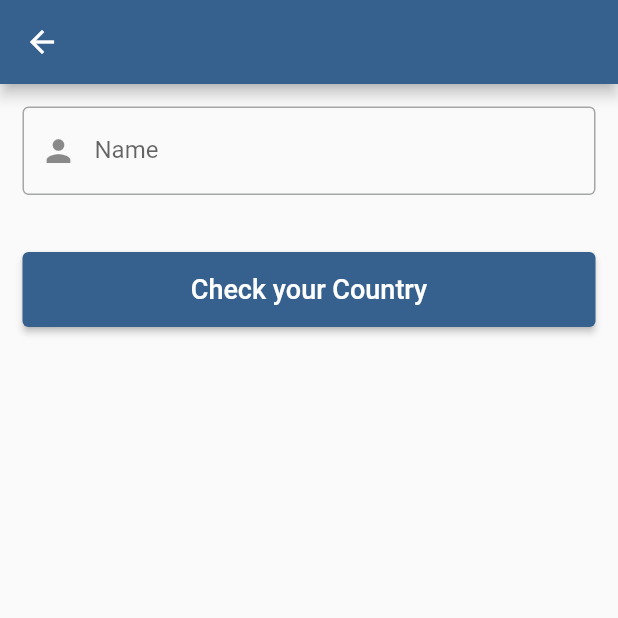
After one commit to KishorKatuwal/tryingNewThings, a Flutter app: the CountryScreen screen opened by its route, on a phone screen of 412 x 824 dp, the top half of it. The commit adds this screen. Run offline on Flutter 3.47's test engine with Material 2 defaults, Android fonts, the phone set to English and light mode, and no system bars; our stand-ins replace flutter_local_notifications, flutter_map, flutter_riverpod, latlong2, webview_flutter; missing offline and left inert: advance_pdf_viewer2, onesignal_flutter; accounts and stored records are empty; network calls fail.

Commit message:
changes made

```diff
--- a/lib/common/custom_button.dart
+++ b/lib/common/custom_button.dart
@@ -2,7 +2,7 @@ import 'package:flutter/material.dart';
 
 class CustomButton extends StatelessWidget {
   final String text;
-  final VoidCallback onTap;
+  final Function()? onTap;
   final Color? color;
   final bool isLoading;
 
--- /dev/null
+++ b/lib/features/country/country_model.dart
@@ -0,0 +1,49 @@
+import 'dart:convert';
+
+CountryModel countryModelFromJson(String str) => CountryModel.fromJson(json.decode(str));
+
+String countryModelToJson(CountryModel data) => json.encode(data.toJson());
+
+class CountryModel {
+  final int count;
+  final String name;
+  final List<Country> country;
+
+  CountryModel({
+    required this.count,
+    required this.name,
+    required this.country,
+  });
+
+  factory CountryModel.fromJson(Map<String, dynamic> json) => CountryModel(
+    count: json["count"],
+    name: json["name"],
+    country: List<Country>.from(json["country"].map((x) => Country.fromJson(x))),
+  );
+
+  Map<String, dynamic> toJson() => {
+    "count": count,
+    "name": name,
+    "country": List<dynamic>.from(country.map((x) => x.toJson())),
+  };
+}
+
+class Country {
+  final String countryId;
+  final double probability;
+
+  Country({
+    required this.countryId,
+    required this.probability,
+  });
+
+  factory Country.fromJson(Map<String, dynamic> json) => Country(
+    countryId: json["country_id"],
+    probability: json["probability"]?.toDouble(),
+  );
+
+  Map<String, dynamic> toJson() => {
+    "country_id": countryId,
+    "probability": probability,
+  };
+}
--- /dev/null
+++ b/lib/features/country/country_screen.dart
@@ -0,0 +1,115 @@
+import 'package:flutter/material.dart';
+import 'package:own_project/features/country/country_model.dart';
+import 'package:own_project/features/country/country_service.dart';
+
+import '../../common/custom_button.dart';
+import '../../common/show_snackbar.dart';
+
+class CountryScreen extends StatefulWidget {
+  static const String routeName = "/country-screen";
+
+  const CountryScreen({super.key});
+
+  @override
+  State<CountryScreen> createState() => _CountryScreenState();
+}
+
+class _CountryScreenState extends State<CountryScreen> {
+  final CountryService countryService = CountryService();
+  final nameController = TextEditingController();
+  bool isLoading = false;
+  late CountryModel countryModel;
+  List<Country> country = [];
+  String name = "";
+
+  void getData() async {
+    setState(() {
+      isLoading = true;
+    });
+    final data =
+        await countryService.checkCountry(predictionName: nameController.text);
+
+    if (data[0]) {
+      countryModel = data[1];
+      country = countryModel.country;
+      name = countryModel.name;
+      setState(() {
+        isLoading = false;
+      });
+    } else {
+      setState(() {
+        isLoading = false;
+      });
+    }
+  }
+
+  @override
+  void initState() {
+    // TODO: implement initState
+    super.initState();
+  }
+
+  @override
+  Widget build(BuildContext context) {
+    return Scaffold(
+      appBar: AppBar(),
+      body: SingleChildScrollView(
+        child: Padding(
+          padding: const EdgeInsets.all(15),
+          child: Column(
+            children: [
+              TextFormField(
+                keyboardType: TextInputType.emailAddress,
+                controller: nameController,
+                // enabled: !isLoading,
+                decoration: const InputDecoration(
+                  labelText: 'Name',
+                  prefixIcon: Icon(Icons.person),
+                  border: OutlineInputBorder(),
+                ),
+              ),
+              const SizedBox(
+                height: 30,
+              ),
+              CustomButton(
+                  // isLoading: isLoading,
+                  text: "Check your Country",
+                  onTap: () {
+                    if (nameController.text.isEmpty) {
+                      showSnackBar(context, "Please enter your name");
+                    } else {
+                      getData();
+                    }
+                  }),
+              const SizedBox(
+                height: 30,
+              ),
+              Text(name),
+
+              country.isNotEmpty
+                  ? ListView.builder(
+                      shrinkWrap: true,
+                      itemCount: country.length,
+                      itemBuilder: (context, index) {
+                        final dataa = country[index];
+                        return Card(
+                          child: Column(
+                            children: [
+                              Text(dataa.probability.toString()),
+                              Text(dataa.countryId.toString()),
+                            ],
+                          ),
+                        );
+                      })
+                  : Container()
+
+              // gender.isEmpty
+              //     ? Container()
+              //     : SearchLoading(text: "You are a $gender", gender: gender),
+            ],
+          ),
+        ),
+      ),
+    );
+  }
+}
--- a/lib/router.dart
+++ b/lib/router.dart
@@ -2,8 +2,10 @@ import 'package:flutter/material.dart';
 import 'package:own_project/features/bit_coin/screens/all_bitcon_screen.dart';
 import 'package:own_project/features/bit_coin/screens/each_bit_coin-screen.dart';
 import 'package:own_project/features/computer_games/computer_games_screen.dart';
+import 'package:own_project/features/country/country_screen.dart';
 import 'package:own_project/features/game/screens/game_screen.dart';
 import 'package:own_project/features/reading_text/reading_text.dart';
+import 'package:own_project/features/temples/temple_screen.dart';
 import 'package:own_project/features/trying_map/trying_map.dart';
 import 'package:own_project/models/bit_coin_model.dart';
 
@@ -49,9 +51,15 @@ Route<dynamic> generateRoute(RouteSettings settings) {
     case AmibboScreen.routeName:
       return MaterialPageRoute(builder: (context) => const AmibboScreen());
 
+    case TempleScreen.routeName:
+      return MaterialPageRoute(builder: (context) => const TempleScreen());
+
     case ComputerGameScreen.routeName:
       return MaterialPageRoute(
           builder: (context) => const ComputerGameScreen());
+
+    case CountryScreen.routeName:
+      return MaterialPageRoute(builder: (context) => const CountryScreen());
 
     // case CreateGroupScreen.routeName:
     //   return MaterialPageRoute(builder: (context) => const CreateGroupScreen());
```
Also changed, not shown: assets/temples.json (added, +23 -0 lines), lib/features/computer_games/computer_games_screen.dart (+12 -4 lines), lib/features/country/country_service.dart (added, +26 -0 lines), lib/features/temples/temple_model.dart (added, +37 -0 lines), lib/features/temples/temple_screen.dart (added, +183 -0 lines), lib/features/temples/temple_service.dart (added, +15 -0 lines), lib/home_screen/home_page.dart (+15 -2 lines).
